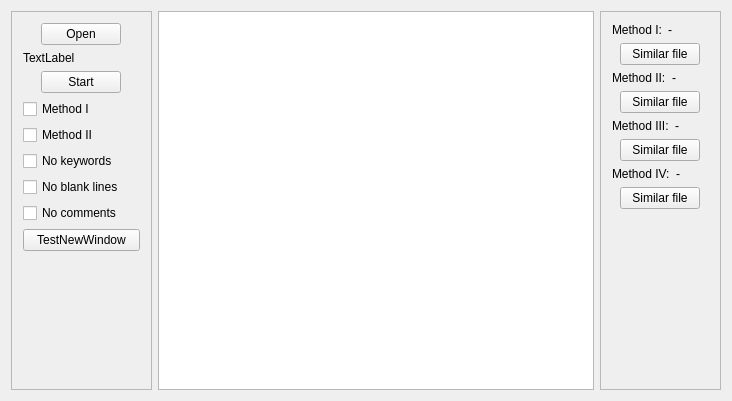
First picture: the form in Projekt/project/app/mainwindow.ui, repository MichalBernacki/Plagiarism_detection_app, before the edit.
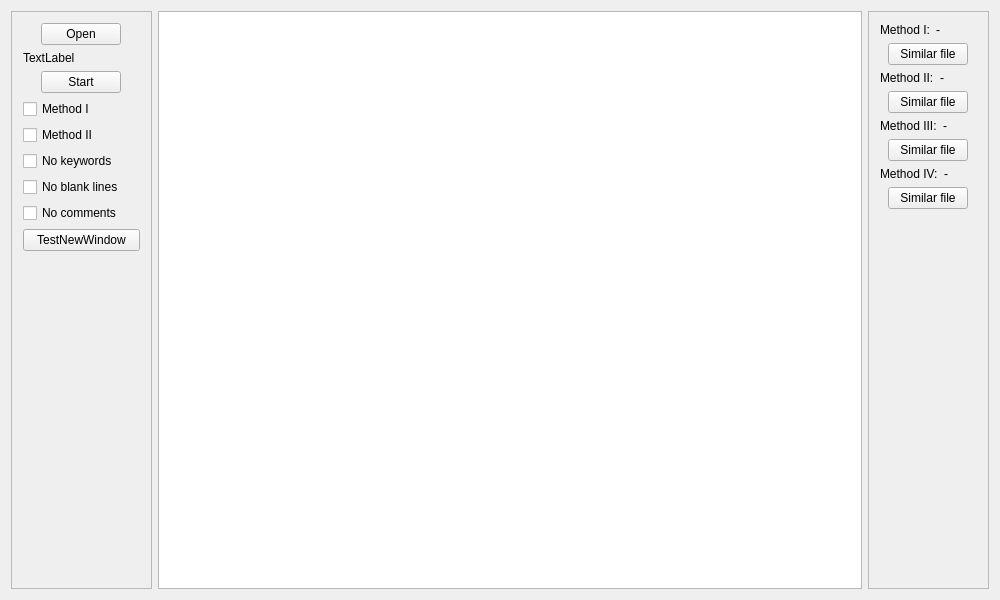
Second picture: the form after the edit.

Commit message: changed main window size

Diff of the .ui file:
```diff
--- a/Projekt/project/app/mainwindow.ui
+++ b/Projekt/project/app/mainwindow.ui
@@ -6,8 +6,8 @@
    <rect>
     <x>0</x>
     <y>0</y>
-    <width>732</width>
-    <height>401</height>
+    <width>1000</width>
+    <height>600</height>
    </rect>
   </property>
   <property name="windowTitle">
```
